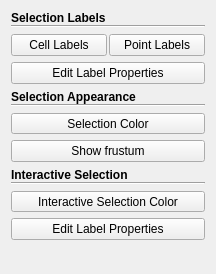
Kitware/ParaView, file Qt/Components/Resources/UI/pqFindDataSelectionDisplayFrame.ui: the form before one commit.
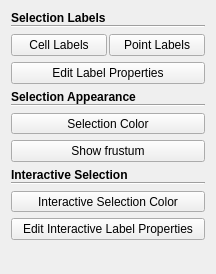
The form after the commit. Icons and pictures are not drawn. Custom widgets are drawn as their Qt base class.

Commit message:
Improve naming of button that brings up interactive selection label properties
Label it "Edit Interactive Label Properties" instead of "Edit Label
Properties", which is the same label on the button to edit static
selections in ParaView.

Addresses Issue #20811

The edit to the form file:
```diff
--- a/Qt/Components/Resources/UI/pqFindDataSelectionDisplayFrame.ui
+++ b/Qt/Components/Resources/UI/pqFindDataSelectionDisplayFrame.ui
@@ -187,7 +187,7 @@
       <string>Edit interactive selection label properties</string>
      </property>
      <property name="text">
-      <string>Edit Label Properties</string>
+      <string>Edit Interactive Label Properties</string>
      </property>
      <property name="icon">
       <iconset resource="../pqComponents.qrc">
```
